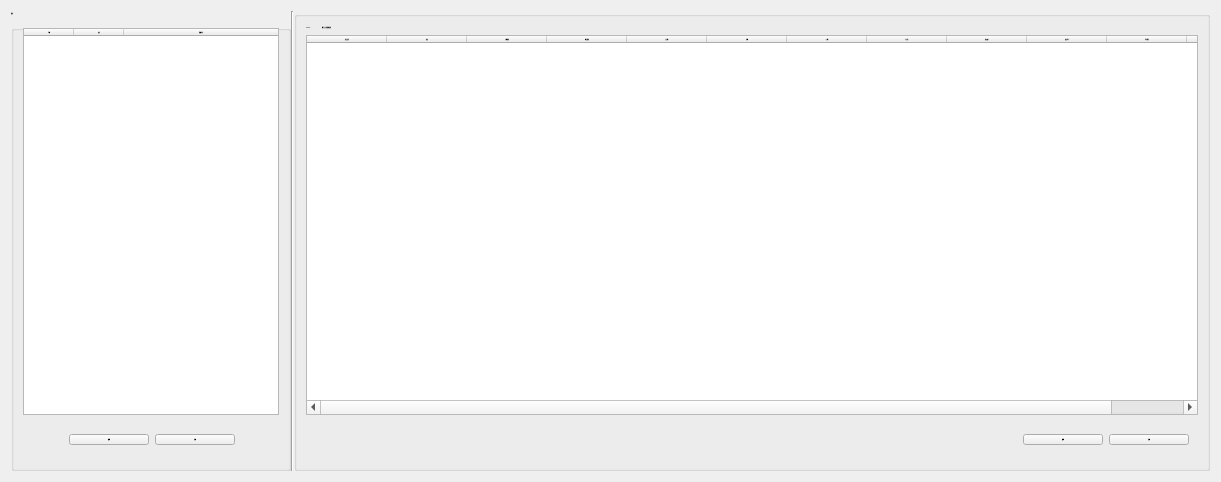
roger0816/Adb, file src/AdbClient/LayerCostSetting.ui: the form before one commit.
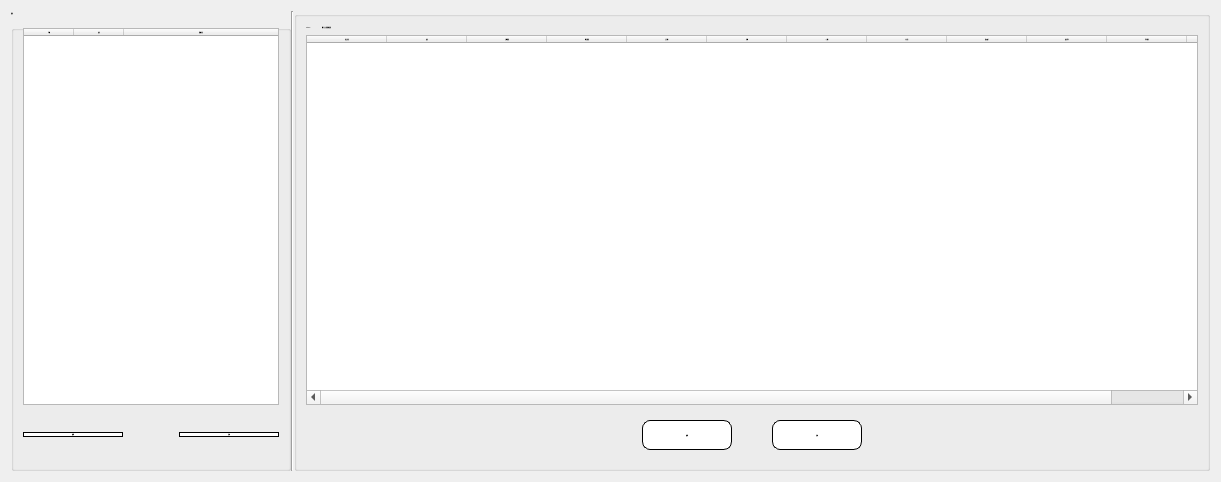
The form after the commit.

The edit to the form file:
```diff
--- a/src/AdbClient/LayerCostSetting.ui
+++ b/src/AdbClient/LayerCostSetting.ui
@@ -78,6 +78,106 @@
          <string>遊戲</string>
         </property>
         <layout class="QGridLayout" name="gridLayout_3">
+         <item row="1" column="0">
+          <widget class="QWidget" name="widget_3" native="true">
+           <property name="minimumSize">
+            <size>
+             <width>0</width>
+             <height>48</height>
+            </size>
+           </property>
+           <property name="styleSheet">
+            <string notr="true">
+QPushButton{
+font: 20px &quot;Microsoft JhengHei UI&quot;;
+
+
+}
+
+
+
+QPushButton{background-color: rgb(255, 255, 255);
+border-radius:8px;
+color: rgb(41,41,41);
+border: 1px solid #000000; }
+
+
+QPushButton:hover 
+{ 
+background-color: #55aaff; 
+border-style: outset; 
+border-width: 2px; 
+font: 700 18px &quot;Microsoft JhengHei UI&quot;; 
+}
+QPushButton:pressed { 
+border-style: outset; 
+border-width: 0px; 
+font: 700 24px &quot;Microsoft JhengHei UI&quot;; 
+color:rgb(241,241,241);
+background-color:#3c78b4;
+}</string>
+           </property>
+           <layout class="QGridLayout" name="gridLayout_6">
+            <property name="leftMargin">
+             <number>0</number>
+            </property>
+            <property name="rightMargin">
+             <number>0</number>
+            </property>
+            <item row="0" column="2">
+             <widget class="QPushButton" name="btnGameAdd">
+              <property name="sizePolicy">
+               <sizepolicy hsizetype="Fixed" vsizetype="Fixed">
+                <horstretch>0</horstretch>
+                <verstretch>0</verstretch>
+               </sizepolicy>
+              </property>
+              <property name="minimumSize">
+               <size>
+                <width>100</width>
+                <height>0</height>
+               </size>
+              </property>
+              <property name="text">
+               <string>新增</string>
+              </property>
+             </widget>
+            </item>
+            <item row="0" column="0">
+             <widget class="QPushButton" name="btnGameEdit">
+              <property name="sizePolicy">
+               <sizepolicy hsizetype="Fixed" vsizetype="Fixed">
+                <horstretch>0</horstretch>
+                <verstretch>0</verstretch>
+               </sizepolicy>
+              </property>
+              <property name="minimumSize">
+               <size>
+                <width>100</width>
+                <height>0</height>
+               </size>
+              </property>
+              <property name="text">
+               <string>編輯</string>
+              </property>
+             </widget>
+            </item>
+            <item row="0" column="1">
+             <spacer name="horizontalSpacer">
+              <property name="orientation">
+               <enum>Qt::Horizontal</enum>
+              </property>
+              <property name="sizeHint" stdset="0">
+               <size>
+                <width>40</width>
+                <height>20</height>
+               </size>
+              </property>
+             </spacer>
+            </item>
+           </layout>
+          </widget>
+         </item>
          <item row="0" column="0">
           <widget class="QTableWidget" name="tbGame">
            <property name="sizePolicy">
@@ -130,58 +230,6 @@
            </column>
           </widget>
          </item>
-         <item row="1" column="0">
-          <widget class="QWidget" name="widget" native="true">
-           <property name="sizePolicy">
-            <sizepolicy hsizetype="Fixed" vsizetype="Preferred">
-             <horstretch>0</horstretch>
-             <verstretch>0</verstretch>
-            </sizepolicy>
-           </property>
-           <property name="minimumSize">
-            <size>
-             <width>0</width>
-             <height>30</height>
-            </size>
-           </property>
-           <property name="font">
-            <font>
-             <pointsize>-1</pointsize>
-             <italic>false</italic>
-             <bold>false</bold>
-            </font>
-           </property>
-           <layout class="QHBoxLayout" name="horizontalLayout">
-            <item>
-             <spacer name="horizontalSpacer">
-              <property name="orientation">
-               <enum>Qt::Horizontal</enum>
-              </property>
-              <property name="sizeHint" stdset="0">
-               <size>
-                <width>37</width>
-                <height>20</height>
-               </size>
-              </property>
-             </spacer>
-            </item>
-            <item>
-             <widget class="QPushButton" name="btnGameEdit">
-              <property name="text">
-               <string>編輯</string>
-              </property>
-             </widget>
-            </item>
-            <item>
-             <widget class="QPushButton" name="btnGameAdd">
-              <property name="text">
-               <string>新增</string>
-              </property>
-             </widget>
-            </item>
-           </layout>
-          </widget>
-         </item>
         </layout>
        </widget>
       </item>
@@ -362,24 +410,41 @@
            <property name="minimumSize">
             <size>
              <width>0</width>
-             <height>30</height>
+             <height>48</height>
             </size>
            </property>
+           <property name="styleSheet">
+            <string notr="true">
+QPushButton{
+font: 20px &quot;Microsoft JhengHei UI&quot;;
+
+}
+
+QPushButton{background-color: rgb(255, 255, 255);
+border-radius:8px;
+color: rgb(41,41,41);
+border: 1px solid #000000; }
+
+
+QPushButton:hover 
+{ 
+background-color: #55aaff; 
+border-style: outset; 
+border-width: 2px; 
+font: 700 18px &quot;Microsoft JhengHei UI&quot;; 
+}
+QPushButton:pressed { 
+border-style: outset; 
+border-width: 0px; 
+font: 700 24px &quot;Microsoft JhengHei UI&quot;; 
+color:rgb(241,241,241);
+background-color:#3c78b4;
+}</string>
+           </property>
            <layout class="QGridLayout" name="gridLayout_5">
-            <item row="0" column="2">
-             <widget class="QPushButton" name="btnItemAdd">
-              <property name="text">
-               <string>新增</string>
-              </property>
-             </widget>
-            </item>
-            <item row="0" column="1">
-             <widget class="QPushButton" name="btnItemEdit">
-              <property name="text">
-               <string>編輯</string>
-              </property>
-             </widget>
-            </item>
+            <property name="horizontalSpacing">
+             <number>40</number>
+            </property>
             <item row="0" column="0">
              <spacer name="horizontalSpacer_2">
               <property name="orientation">
@@ -393,6 +458,57 @@
               </property>
              </spacer>
             </item>
+            <item row="0" column="1">
+             <widget class="QPushButton" name="btnItemEdit">
+              <property name="sizePolicy">
+               <sizepolicy hsizetype="Minimum" vsizetype="Preferred">
+                <horstretch>0</horstretch>
+                <verstretch>0</verstretch>
+               </sizepolicy>
+              </property>
+              <property name="minimumSize">
+               <size>
+                <width>90</width>
+                <height>0</height>
+               </size>
+              </property>
+              <property name="text">
+               <string>編輯</string>
+              </property>
+             </widget>
+            </item>
+            <item row="0" column="2">
+             <widget class="QPushButton" name="btnItemAdd">
+              <property name="sizePolicy">
+               <sizepolicy hsizetype="Minimum" vsizetype="Preferred">
+                <horstretch>0</horstretch>
+                <verstretch>0</verstretch>
+               </sizepolicy>
+              </property>
+              <property name="minimumSize">
+               <size>
+                <width>90</width>
+                <height>0</height>
+               </size>
+              </property>
+              <property name="text">
+               <string>新增</string>
+              </property>
+             </widget>
+            </item>
+            <item row="0" column="3">
+             <spacer name="horizontalSpacer_3">
+              <property name="orientation">
+               <enum>Qt::Horizontal</enum>
+              </property>
+              <property name="sizeHint" stdset="0">
+               <size>
+                <width>40</width>
+                <height>20</height>
+               </size>
+              </property>
+             </spacer>
+            </item>
            </layout>
           </widget>
          </item>
```
Left out of the diff: 3 changed lines with no effect on the pictures.
